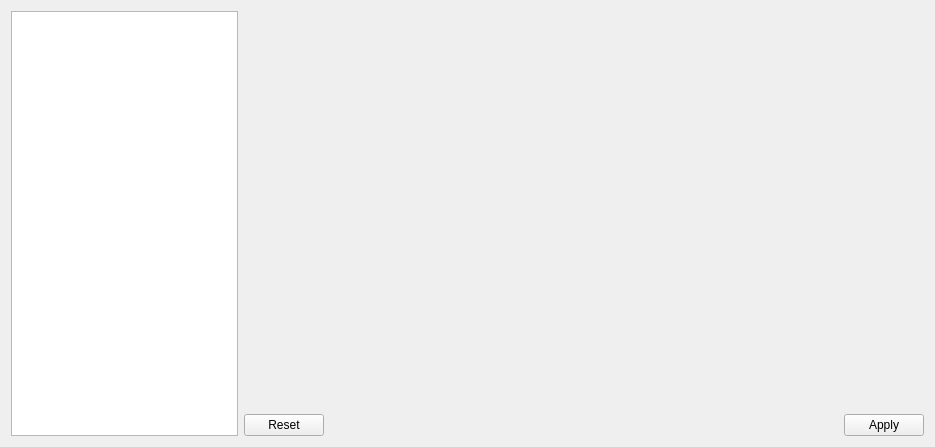
Old version of the form source/wnd/roboconfig.ui in the repository ww4u/mct-t4.
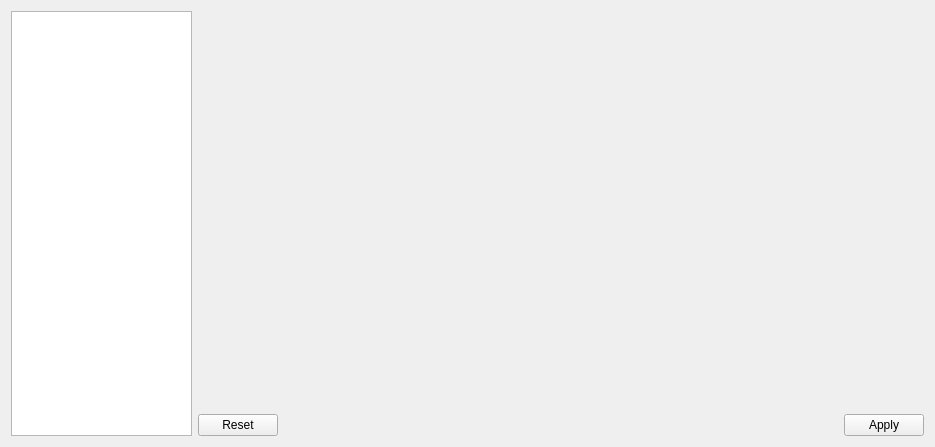
New version of the form.

```diff
--- a/source/wnd/roboconfig.ui
+++ b/source/wnd/roboconfig.ui
@@ -11,14 +11,14 @@
    </rect>
   </property>
   <property name="sizePolicy">
-   <sizepolicy hsizetype="Expanding" vsizetype="Expanding">
-    <horstretch>1</horstretch>
+   <sizepolicy hsizetype="Preferred" vsizetype="Preferred">
+    <horstretch>0</horstretch>
     <verstretch>0</verstretch>
    </sizepolicy>
   </property>
   <property name="maximumSize">
    <size>
-    <width>1200</width>
+    <width>65535</width>
     <height>16777215</height>
    </size>
   </property>
@@ -30,10 +30,16 @@
     <widget class="QStackedWidget" name="stackedWidget">
      <property name="sizePolicy">
       <sizepolicy hsizetype="Preferred" vsizetype="Preferred">
-       <horstretch>3</horstretch>
+       <horstretch>4</horstretch>
        <verstretch>0</verstretch>
       </sizepolicy>
      </property>
+     <property name="maximumSize">
+      <size>
+       <width>65535</width>
+       <height>16777215</height>
+      </size>
+     </property>
     </widget>
    </item>
    <item row="2" column="1">
@@ -49,14 +55,26 @@
    <item row="0" column="0" rowspan="3">
     <widget class="QTreeWidget" name="treeWidget">
      <property name="sizePolicy">
-      <sizepolicy hsizetype="Expanding" vsizetype="Expanding">
+      <sizepolicy hsizetype="Preferred" vsizetype="Preferred">
        <horstretch>1</horstretch>
        <verstretch>0</verstretch>
       </sizepolicy>
      </property>
+     <property name="autoScrollMargin">
+      <number>10</number>
+     </property>
+     <property name="editTriggers">
+      <set>QAbstractItemView::NoEditTriggers</set>
+     </property>
+     <property name="indentation">
+      <number>10</number>
+     </property>
      <attribute name="headerVisible">
       <bool>false</bool>
      </attribute>
+     <attribute name="headerDefaultSectionSize">
+      <number>80</number>
+     </attribute>
      <column>
       <property name="text">
        <string notr="true">1</string>
```
